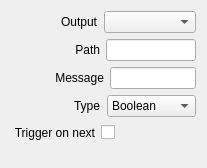
This is src/Widgets/Inspector/InspectorOscOutputWidget.ui in CasparCG/client as Qt 5 draws it before an edit. The edited form follows.
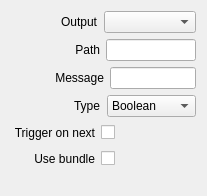
This is the edited form.

Commit message: Added option for using OSC Bundle.

Diff of the .ui file:
```diff
--- a/src/Widgets/Inspector/InspectorOscOutputWidget.ui
+++ b/src/Widgets/Inspector/InspectorOscOutputWidget.ui
@@ -7,7 +7,7 @@
     <x>0</x>
     <y>0</y>
     <width>207</width>
-    <height>168</height>
+    <height>196</height>
    </rect>
   </property>
   <property name="windowTitle">
@@ -232,6 +232,59 @@
      </item>
     </layout>
    </item>
+   <item>
+    <layout class="QHBoxLayout" name="horizontalLayoutUseBundle">
+     <item>
+      <spacer name="horizontalSpacerUseBundle1">
+       <property name="orientation">
+        <enum>Qt::Horizontal</enum>
+       </property>
+       <property name="sizeType">
+        <enum>QSizePolicy::Fixed</enum>
+       </property>
+       <property name="sizeHint" stdset="0">
+        <size>
+         <width>23</width>
+         <height>20</height>
+        </size>
+       </property>
+      </spacer>
+     </item>
+     <item>
+      <widget class="QLabel" name="labelUseBundle">
+       <property name="text">
+        <string>Use bundle</string>
+       </property>
+       <property name="alignment">
+        <set>Qt::AlignRight|Qt::AlignTrailing|Qt::AlignVCenter</set>
+       </property>
+      </widget>
+     </item>
+     <item>
+      <widget class="QCheckBox" name="checkBoxUseBundle">
+       <property name="layoutDirection">
+        <enum>Qt::RightToLeft</enum>
+       </property>
+       <property name="text">
+        <string/>
+       </property>
+      </widget>
+     </item>
+     <item>
+      <spacer name="horizontalSpacerUseBundle2">
+       <property name="orientation">
+        <enum>Qt::Horizontal</enum>
+       </property>
+       <property name="sizeHint" stdset="0">
+        <size>
+         <width>40</width>
+         <height>20</height>
+        </size>
+       </property>
+      </spacer>
+     </item>
+    </layout>
+   </item>
    <item>
     <spacer name="verticalSpacerOscOutput">
      <property name="orientation">
```
Left out of the diff: 19 changed lines with no effect on the pictures. The commit also changes 8 other files.
